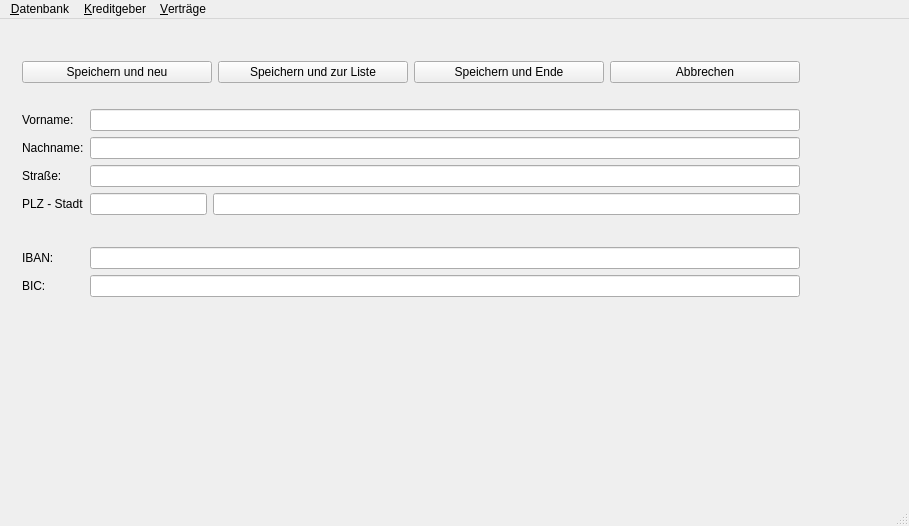
The window that DKV2/mainwindow.ui (Schachigel/DKV2) describes before a commit, drawn with Qt 5.
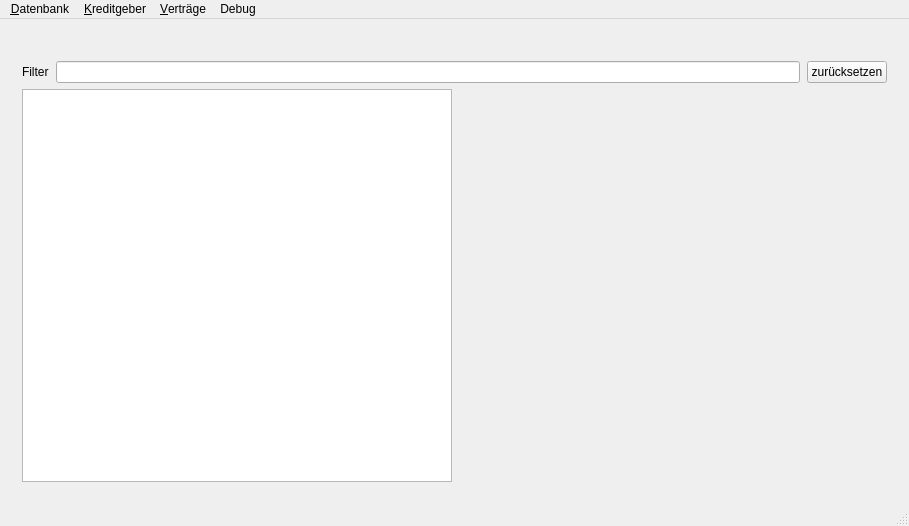
The same window after the commit.

Commit message: debug feature: Buchungen anzeigen

```diff
--- a/DKV2/mainwindow.ui
+++ b/DKV2/mainwindow.ui
@@ -26,7 +26,7 @@
     <item>
      <widget class="QStackedWidget" name="stackedWidget">
       <property name="currentIndex">
-       <number>2</number>
+       <number>6</number>
       </property>
       <widget class="QWidget" name="EmptyPage">
        <layout class="QHBoxLayout" name="horizontalLayout_2">
@@ -466,6 +466,71 @@
         </item>
        </layout>
       </widget>
+      <widget class="QWidget" name="BookingsPage">
+       <layout class="QVBoxLayout" name="verticalLayout_bookings">
+        <item>
+         <layout class="QHBoxLayout" name="horizontalLayout_filter" stretch="0,0,0">
+          <property name="spacing">
+           <number>7</number>
+          </property>
+          <item>
+           <widget class="QLabel" name="lblFilterBookings">
+            <property name="text">
+             <string>Filter</string>
+            </property>
+           </widget>
+          </item>
+          <item>
+           <widget class="QLineEdit" name="leFilterBookings">
+            <property name="toolTip">
+             <string>Gib 2 oder mehr Zeichen ein und drücke die Rücklauftaste</string>
+            </property>
+           </widget>
+          </item>
+          <item>
+           <widget class="QPushButton" name="pbPersonFilterZurcksetztenBookings">
+            <property name="text">
+             <string>zurücksetzen</string>
+            </property>
+           </widget>
+          </item>
+         </layout>
+        </item>
+        <item>
+         <layout class="QHBoxLayout" name="horizontalLayout_5" stretch="3,3">
+          <item>
+           <widget class="QTableView" name="tblViewBookings">
+            <property name="contextMenuPolicy">
+             <enum>Qt::CustomContextMenu</enum>
+            </property>
+            <property name="editTriggers">
+             <set>QAbstractItemView::NoEditTriggers</set>
+            </property>
+            <property name="dragDropOverwriteMode">
+             <bool>false</bool>
+            </property>
+            <property name="selectionMode">
+             <enum>QAbstractItemView::SingleSelection</enum>
+            </property>
+            <property name="selectionBehavior">
+             <enum>QAbstractItemView::SelectRows</enum>
+            </property>
+            <property name="toolTipBookings" stdset="0">
+             <string>Doppelklick oder F2 um ein Feld zu ändern. Rechte Maustaste für weitere Optionen</string>
+            </property>
+           </widget>
+          </item>
+          <item>
+           <widget class="QLabel" name="lblYson">
+            <property name="text">
+             <string/>
+            </property>
+           </widget>
+          </item>
+         </layout>
+        </item>
+       </layout>
+      </widget>
      </widget>
     </item>
    </layout>
@@ -512,7 +577,7 @@
      <bool>true</bool>
     </property>
     <property name="title">
-     <string/>
+     <string>Debug</string>
     </property>
     <addaction name="actioncreateSampleData"/>
     <addaction name="actionanzeigenLog"/>
```
Left out of the diff: 10 changed lines with no effect on the pictures. The commit also changes 4 other files.
